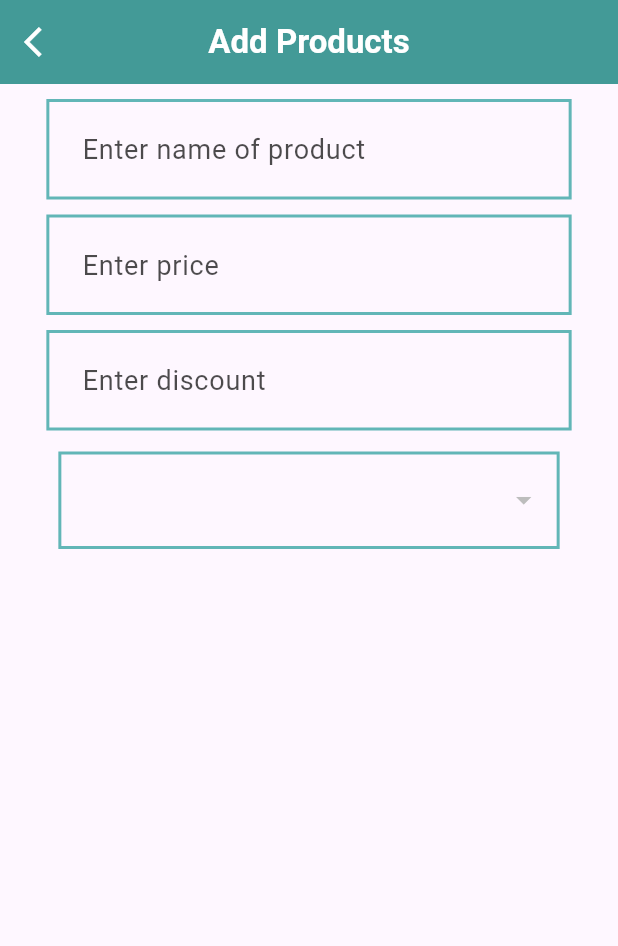
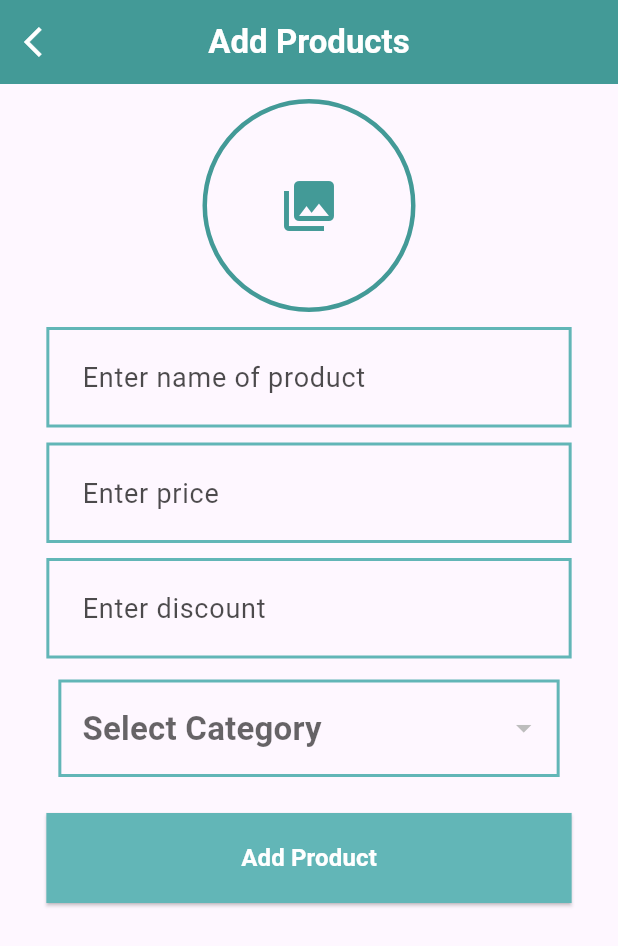
Before and after one commit to ilyas-kukshi/Sfh_App, a Flutter app: the AddProducts screen opened by its route, in the side drawer, after a tap on "Add Product", on a phone screen of 412 x 824 dp. Shown: the top 946 px of the screen. Run offline on Flutter 3.47's test engine with Material 3 defaults, Android fonts, the light colour scheme and no system bars; our stand-ins replace cached_network_image, firebase_storage, flutter_riverpod, fluttertoast, freezed_annotation, image_cropper and 3 more; accounts and stored records are empty; generated files the repository leaves out were written again; network calls fail.

Commit message:
getCategories provider, display/select tags

```diff
--- a/lib/main.dart
+++ b/lib/main.dart
@@ -7,6 +7,7 @@
 import 'package:sfh_app/screens/category/manage_categories.dart';
 import 'package:sfh_app/screens/dashboard/dashboard_main.dart';
 import 'package:sfh_app/screens/product/add_products.dart';
+import 'package:sfh_app/screens/product/display_products_by_category.dart';
 import 'package:sfh_app/shared/app_theme_shared.dart';
 
 void main() async {
@@ -48,7 +49,12 @@
       case '/addProducts':
         return PageTransition(
             child: const AddProducts(), type: PageTransitionType.leftToRight);
-
+      case '/displayProductsByCategory':
+        return PageTransition(
+            child: DisplayProductsByCategory(
+              category: settings.arguments as CategoryModel,
+            ),
+            type: PageTransitionType.leftToRight);
       default:
         return PageTransition(
             child: AddCategory(
--- a/lib/screens/category/manage_categories.dart
+++ b/lib/screens/category/manage_categories.dart
@@ -1,7 +1,7 @@
 import 'package:cached_network_image/cached_network_image.dart';
 import 'package:flutter/material.dart';
 import 'package:sfh_app/models/category/category_model.dart';
-import 'package:sfh_app/services/category_services.dart';
+import 'package:sfh_app/services/category/category_services.dart';
 import 'package:sfh_app/shared/app_theme_shared.dart';
 
 class ManageCategories extends StatefulWidget {
--- a/lib/screens/product/add_products.dart
+++ b/lib/screens/product/add_products.dart
@@ -1,10 +1,16 @@
+import 'dart:io';
+
 import 'package:flutter/material.dart';
 import 'package:flutter_riverpod/flutter_riverpod.dart';
+import 'package:image_cropper/image_cropper.dart';
+import 'package:image_picker/image_picker.dart';
 import 'package:sfh_app/models/category/category_model.dart';
 import 'package:sfh_app/models/tags/tag_model.dart';
-import 'package:sfh_app/services/category_services.dart';
+import 'package:sfh_app/services/category/category_services.dart';
 import 'package:sfh_app/services/tags_services.dart';
 import 'package:sfh_app/shared/app_theme_shared.dart';
+import 'package:sfh_app/shared/tag_selection.dart';
+import 'package:sfh_app/shared/utility.dart';
 
 class AddProducts extends ConsumerStatefulWidget {
   const AddProducts({super.key});
@@ -15,30 +21,76 @@ class AddProducts extends ConsumerStatefulWidget {
 
 class _AddProductsState extends ConsumerState<AddProducts> {
   List<TagModel> tags = [];
+
+  ImagePicker picker = ImagePicker();
+  List<XFile> files = [];
+  List<CroppedFile> croppedFiles = [];
+
+  GlobalKey<FormState> key = GlobalKey();
+  TextEditingController name = TextEditingController();
+  TextEditingController price = TextEditingController();
+  TextEditingController discount = TextEditingController();
+  String categoryName = '';
   List<TagModel> selected = [];
+
   @override
   Widget build(BuildContext context) {
     final allCategories = ref.watch(allCategoriesProvider);
     return Scaffold(
       appBar: AppThemeShared.appBar(title: "Add Products", context: context),
       body: SingleChildScrollView(
+        child: Form(
+          key: key,
           child: Center(
             child: Column(
               children: [
                 const SizedBox(height: 10),
-              AppThemeShared.textFormField(
-                  context: context, hintText: "Enter name of product"),
+                GestureDetector(
+                  onTap: () => pickImage(),
+                  child: Container(
+                    decoration: BoxDecoration(
+                        shape: BoxShape.circle,
+                        border: Border.all(
+                            color: AppThemeShared.primaryColor, width: 3)),
+                    child: Padding(
+                      padding: const EdgeInsets.all(48.0),
+                      child: Icon(
+                        Icons.photo_library,
+                        size: 40,
+                        color: AppThemeShared.primaryColor,
+                      ),
+                    ),
+                  ),
+                ),
                 const SizedBox(height: 10),
                 AppThemeShared.textFormField(
-                  hintText: "Enter price", context: context),
+                    context: context,
+                    hintText: "Enter name of product",
+                    controller: name,
+                    textInputAction: TextInputAction.next,
+                    validator: Utility.nameValidator),
                 const SizedBox(height: 10),
                 AppThemeShared.textFormField(
-                  context: context, hintText: "Enter discount"),
+                    hintText: "Enter price",
+                    context: context,
+                    controller: price,
+                    textInputAction: TextInputAction.next,
+                    keyboardType: TextInputType.number,
+                    validator: Utility.phoneNumberValidator),
+                const SizedBox(height: 10),
+                AppThemeShared.textFormField(
+                  context: context,
+                  hintText: "Enter discount",
+                  controller: discount,
+                  textInputAction: TextInputAction.done,
+                  keyboardType: TextInputType.number,
+                ),
                 const SizedBox(height: 10),
                 allCategories.when(
                   data: (data) {
                     return AppThemeShared.sharedDropDown(
                       context: context,
+                      hint: const Text('Select Category'),
                       items: data.map((e) => e.name).toList(),
                       onChanged: (value) async {
                         String categoryId = getIdFromName(data, value!);
@@ -52,8 +104,16 @@ class _AddProductsState extends ConsumerState<AddProducts> {
                   error: (error, stackTrace) => Text(error.toString()),
                   loading: () => const CircularProgressIndicator(),
                 ),
+                const SizedBox(height: 10),
                 tags.isNotEmpty
-                  ? Wrap(
+                    ? Column(
+                        children: [
+                          Text(
+                            "Select Tags",
+                            style: Theme.of(context).textTheme.titleMedium,
+                          ),
+                          const SizedBox(height: 10),
+                          Wrap(
                             children: tags
                                 .map((e) => TagSelection(
                                       tag: e,
@@ -67,9 +127,22 @@ class _AddProductsState extends ConsumerState<AddProducts> {
                                       },
                                     ))
                                 .toList(),
+                          ),
+                        ],
                       )
                     : const Offstage(),
+                const SizedBox(height: 10),
+                AppThemeShared.sharedButton(
+                  context: context,
+                  width: MediaQuery.of(context).size.width * 0.85,
+                  buttonText: "Add Product",
+                  onTap: () {
+                    final valid = key.currentState!.validate();
+                    if (valid) {}
+                  },
+                )
               ],
+            ),
           ),
         ),
       ),
@@ -82,45 +155,35 @@ class _AddProductsState extends ConsumerState<AddProducts> {
     }
     return '';
   }
-}
 
-class TagSelection extends StatefulWidget {
-  TagModel tag;
-  Function(TagModel) clicked;
-  TagSelection({super.key, required this.tag, required this.clicked});
+  pickImage() async {
+    files = await picker.pickMultiImage();
 
-  @override
-  State<TagSelection> createState() => _TagSelectionState();
-}
-
-class _TagSelectionState extends State<TagSelection> {
-  bool selected = false;
-  @override
-  Widget build(BuildContext context) {
-    return Padding(
-      padding: const EdgeInsets.all(8.0),
-      child: GestureDetector(
-        onTap: () {
-          setState(() {
-            selected = !selected;
-            widget.clicked(widget.tag);
-          });
-        },
-        child: Container(
-          decoration: BoxDecoration(
-              color:
-                  selected ? AppThemeShared.primaryColor : Colors.transparent,
-              border: Border.all(color: AppThemeShared.primaryColor, width: 2)),
-          child: Padding(
-            padding: const EdgeInsets.all(6.0),
-            child: Text(
-              widget.tag.name,
-              style: TextStyle(
-                  color: selected ? Colors.white : AppThemeShared.primaryColor),
+    if (files.isNotEmpty) {
+      for (var file in files) {
+        CroppedFile? curr = await ImageCropper().cropImage(
+          sourcePath: file.path,
+          aspectRatioPresets: [
+            CropAspectRatioPreset.ratio7x5,
+            CropAspectRatioPreset.ratio16x9,
+            CropAspectRatioPreset.ratio4x3
+          ],
+          uiSettings: [
+            AndroidUiSettings(
+                toolbarTitle: 'Cropper',
+                toolbarColor: Colors.deepOrange,
+                toolbarWidgetColor: Colors.white,
+                initAspectRatio: CropAspectRatioPreset.original,
+                lockAspectRatio: false),
+            IOSUiSettings(
+              title: 'Cropper',
             ),
-          ),
-        ),
-      ),
+          ],
         );
+        if (curr != null) {
+          croppedFiles.add(curr);
         }
       }
+    }
+  }
+}
--- a/lib/shared/constants.dart
+++ b/lib/shared/constants.dart
@@ -1,3 +1,3 @@
 class Constants {
-  static String baseUrl = 'http://192.168.1.102:8080';
+  static String baseUrl = 'http://192.168.1.100:8080';
 }
```
Also changed, not shown: lib/models/products/product_model.dart (added, +48 -0 lines), lib/screens/category/add_category.dart (+1 -11 lines), lib/screens/dashboard/dashboard_main.dart (+8 -3 lines), lib/screens/product/display_products_by_category.dart (added, +76 -0 lines), lib/services/product_services.dart (added, +45 -0 lines), lib/shared/tag_selection.dart (added, +45 -0 lines), lib/models/products/product_model.freezed.dart (added), lib/models/products/product_model.g.dart (added), lib/models/tags/tag_model.freezed.dart, lib/models/tags/tag_model.g.dart, lib/services/category/category_services.dart (renamed from lib/services/category_services.dart), lib/services/category/category_services.g.dart (renamed from lib/services/category_services.g.dart). Lines whose indentation alone changed are shown as unchanged.
